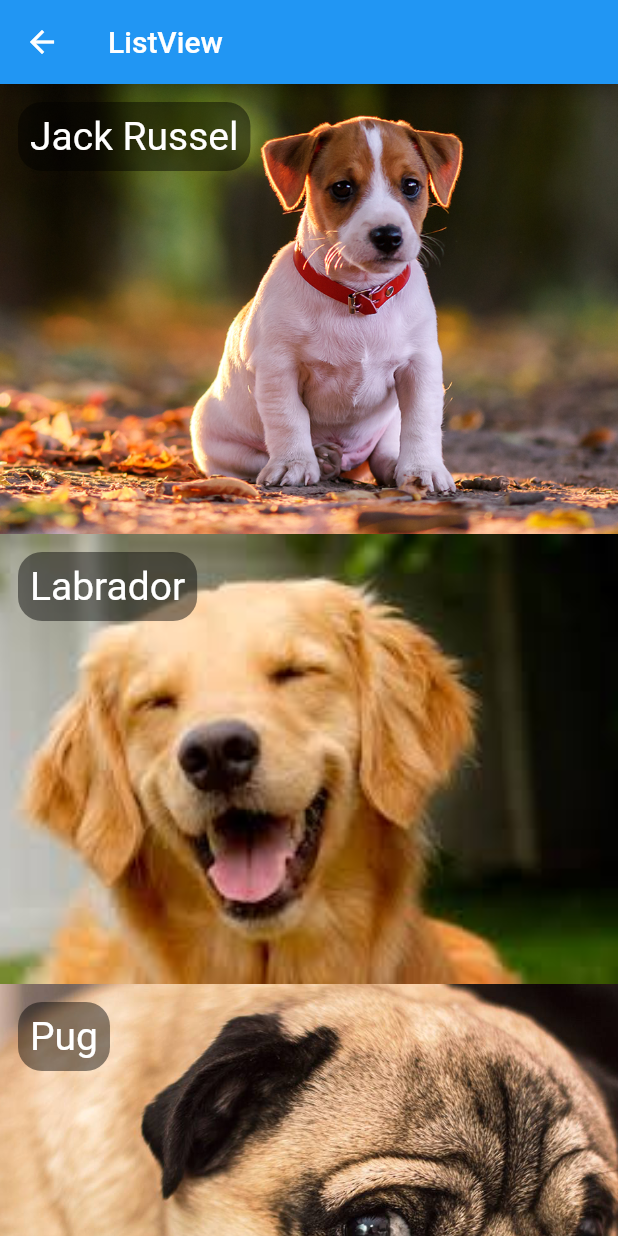
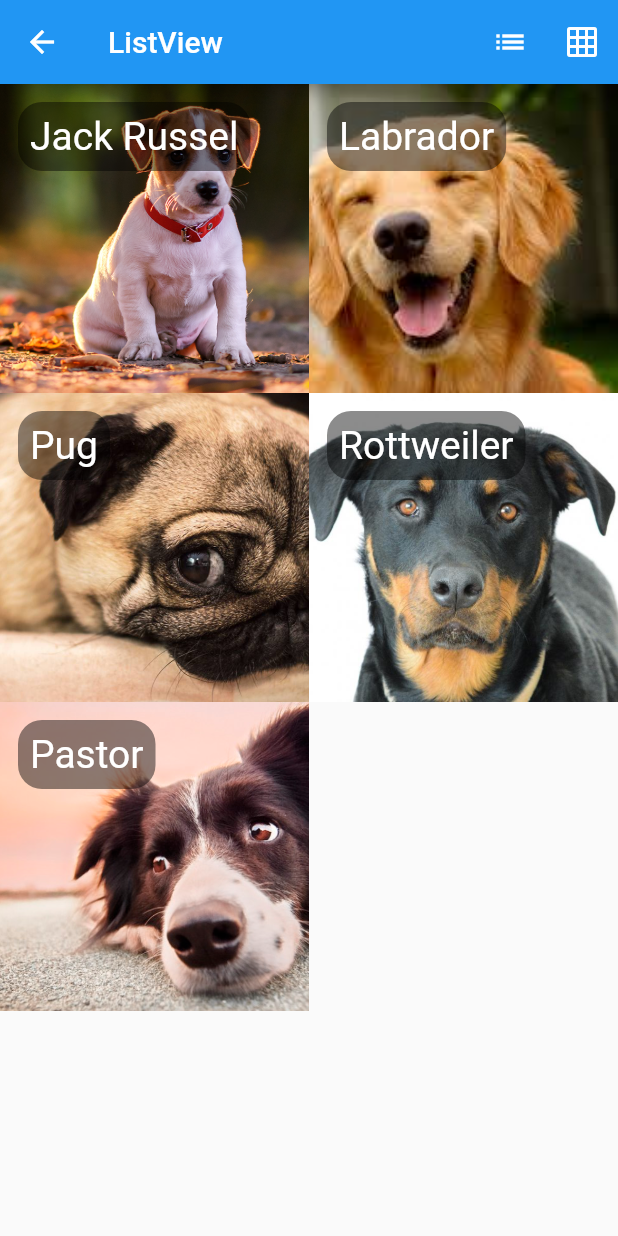
Before and after one commit to alex-girao/flutter_app, a Flutter app: the HelloListView screen opened directly, on a phone screen of 412 x 824 dp. Run offline on Flutter 3.47's test engine with Material 2 defaults, Android fonts, the phone set to English and light mode, and no system bars.

Commit message:
Alterando o estado do componente

```diff
--- a/lib/pages/hello_listview.dart
+++ b/lib/pages/hello_listview.dart
@@ -7,12 +7,42 @@ class Dog {
   Dog(this.nome, this.foto);
 }
 
-class HelloListView extends StatelessWidget {
+/**
+ *  Os Widgets que herdam de StatefulWidget podem alterar o prórpio estado
+ *  de acordo com eventos prefinidos
+ */
+class HelloListView extends StatefulWidget {
+  @override
+  _HelloListViewState createState() => _HelloListViewState();
+}
+
+class _HelloListViewState extends State<HelloListView> {
+  // variaveis que começam com underline são privadas
+  bool _gridView = true;
+
   @override
   Widget build(BuildContext context) {
     return Scaffold(
       appBar: AppBar(
         title: Text('ListView'),
+        actions: <Widget>[
+          IconButton(
+            icon: Icon(Icons.list),
+            onPressed: () {
+              setState(() {
+                _gridView = false;
+              });
+            },
+          ),
+          IconButton(
+            icon: Icon(Icons.grid_on),
+            onPressed: () {
+              setState(() {
+                _gridView = true;
+              });
+            },
+          ),
+        ],
       ),
       body: _body(),
     );
@@ -26,10 +56,27 @@ class HelloListView extends StatelessWidget {
       Dog("Rottweiler", "assets/images/dog4.png"),
       Dog("Pastor", "assets/images/dog5.png"),
     ];
+    if (_gridView) {
+      return GridView.builder(
+        gridDelegate:
+        SliverGridDelegateWithFixedCrossAxisCount(crossAxisCount: 2),
+        itemCount: dogs.length,
+        itemBuilder: (BuildContext context, int index) {
+          return _itemView(dogs, index);
+        },
+      );
+    } else {
       return ListView.builder(
+        itemExtent: 350,
         itemCount: dogs.length,
-      itemExtent: 300,
         itemBuilder: (BuildContext context, int index) {
+          return _itemView(dogs, index);
+        },
+      );
+    }
+  }
+
+  Stack _itemView(List<Dog> dogs, int index) {
     Dog dog = dogs[index];
     //return _img(dog.foto);
     return Stack(
@@ -46,8 +93,7 @@ class HelloListView extends StatelessWidget {
             padding: EdgeInsets.all(8),
             decoration: BoxDecoration(
                 color: Colors.black45,
-                  borderRadius: BorderRadius.circular(16)
-                ),
+                borderRadius: BorderRadius.circular(16)),
             child: Text(
               dog.nome,
               style: TextStyle(fontSize: 26, color: Colors.white),
@@ -55,17 +101,6 @@ class HelloListView extends StatelessWidget {
           ),
         ),
       ],
-        );
-        /* pode substituir o stack
-        return Stack(
-          children: <Widget>[
-            SizedBox.expand(
-              child: _img(dog.foto),
-            )
-          ],
-        );
-        */
-      },
     );
   }
 
```
Lines whose indentation alone changed are shown as unchanged.
